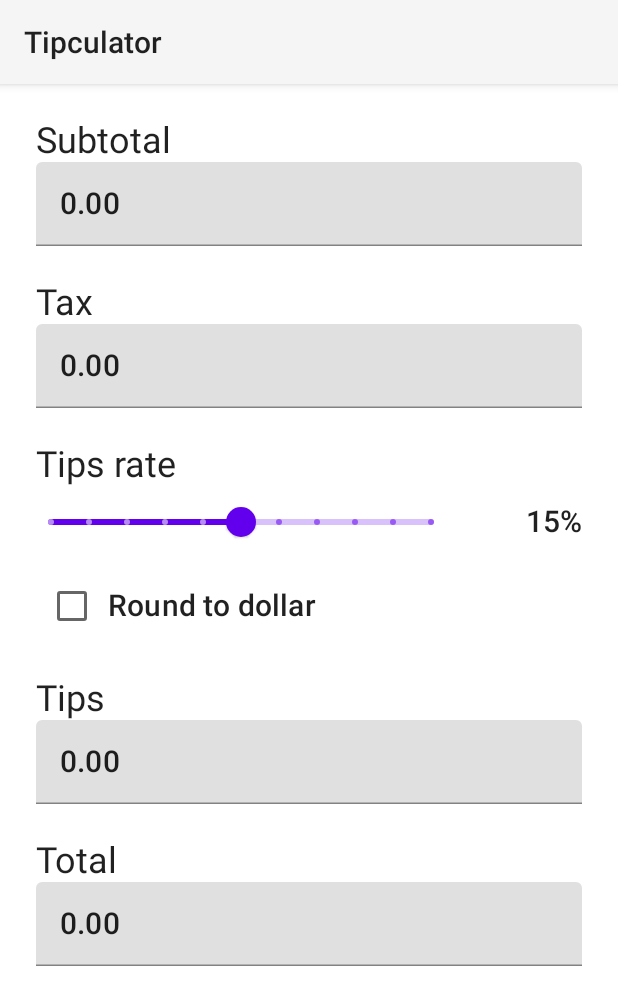
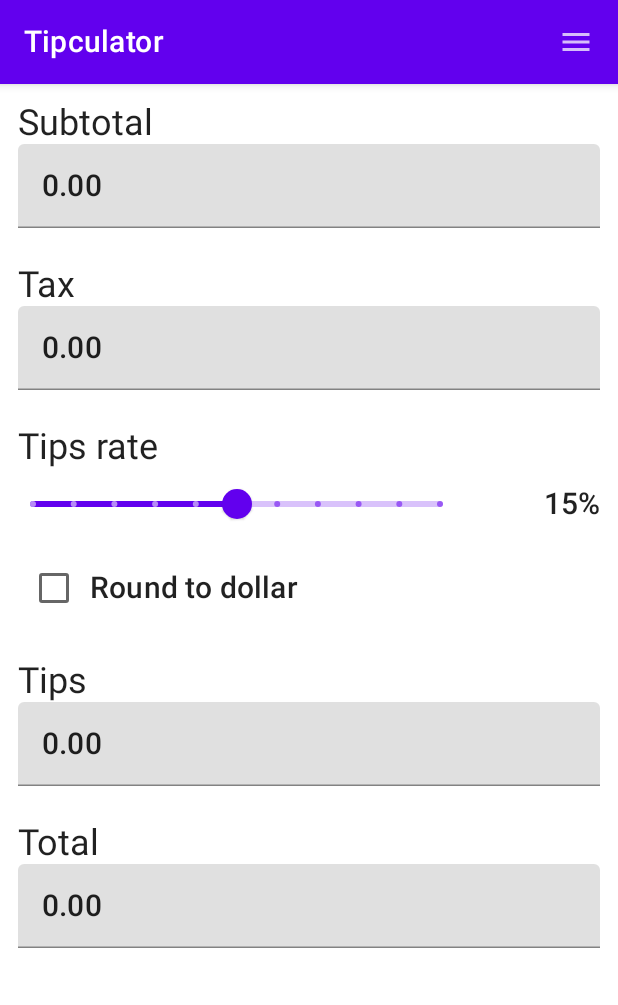
Before and after one commit to linmx0130/Tipculator, an Android app built with Jetpack Compose: the screen it shows after launch (MainActivity), on a phone screen of 412 x 824 dp. Shown: the top 1005 px of the screen. Run offline under Robolectric (Android 15) with nearby library versions, the phone set to English and light mode, and no system bars.

Commit message:
Add about dialog

```diff
--- a/app/src/main/java/me/mengxiaolin/tipculator/MainActivity.kt
+++ b/app/src/main/java/me/mengxiaolin/tipculator/MainActivity.kt
@@ -1,14 +1,20 @@
 package me.mengxiaolin.tipculator
 
 import android.content.Context
+import android.content.Intent
+import android.net.Uri
+import android.os.Build
 import android.os.Bundle
 import android.view.inputmethod.InputMethodManager
 import androidx.activity.ComponentActivity
 import androidx.activity.compose.setContent
+import androidx.compose.foundation.clickable
 import androidx.compose.foundation.layout.*
 import androidx.compose.foundation.rememberScrollState
 import androidx.compose.foundation.verticalScroll
 import androidx.compose.material.*
+import androidx.compose.material.icons.Icons
+import androidx.compose.material.icons.filled.Menu
 import androidx.compose.runtime.*
 import androidx.compose.runtime.saveable.rememberSaveable
 import androidx.compose.ui.Modifier
@@ -16,6 +22,7 @@ import androidx.compose.ui.focus.FocusRequester
 import androidx.compose.ui.res.stringResource
 import androidx.compose.ui.unit.dp
 import me.mengxiaolin.tipculator.ui.theme.TipculatorTheme
+import me.mengxiaolin.tipculator.ui.theme.Typography
 
 class MainActivity : ComponentActivity() {
     override fun onCreate(savedInstanceState: Bundle?) {
@@ -29,15 +36,42 @@ class MainActivity : ComponentActivity() {
             val tipsInCent = calculateTips(subTotal, tax, tipsRate, isRoundToDollar)
 
             val taxInputBoxFocusRequester = remember { FocusRequester() }
+            var isAboutDialogOpen by remember { mutableStateOf(false) }
 
             TipculatorTheme {
                 // A surface container using the 'background' color from the theme
-                Surface(
+                Scaffold(
+                    topBar = {
+                        TopAppBar(
+                            title = {Text(
+                                stringResource(id = R.string.app_name)
+                            )},
+                            actions = {
+                                var isMenuExpanded by rememberSaveable { mutableStateOf(false) }
+                                IconButton(onClick = { isMenuExpanded = !isMenuExpanded}) {
+                                    Icon(
+                                        imageVector = Icons.Filled.Menu,
+                                        contentDescription = stringResource(id = R.string.menu_description)
+                                    )
+                                }
+                                DropdownMenu(
+                                    expanded = isMenuExpanded,
+                                    onDismissRequest = { isMenuExpanded = false },
+                                ) {
+                                    DropdownMenuItem(onClick = {
+                                        isAboutDialogOpen = true
+                                        isMenuExpanded = false
+                                    }) {
+                                        Text(stringResource(id = R.string.about_label))
+                                    }
+                                }
+                            }
+                        )
+                    },
                     modifier = Modifier.fillMaxSize(),
-                    color = MaterialTheme.colors.background
-                ) {
+                ) { innerPadding ->
                     Column(modifier = Modifier
-                        .padding(12.dp)
+                        .padding(innerPadding)
                         .verticalScroll(scrollState)
                     ){
                         CurrencyInputBox(
@@ -83,8 +117,35 @@ class MainActivity : ComponentActivity() {
                             isEditable = false
                         )
                     }
+                    if (isAboutDialogOpen) {
+                        val githubUrl = stringResource(id = R.string.github_url)
+                        AlertDialog(
+                            onDismissRequest = {isAboutDialogOpen = false},
+                            confirmButton = {
+                                Button(onClick = {isAboutDialogOpen = false}) {
+                                    Text(stringResource(id = R.string.dialog_confirmation_button_label))
+                                }
+                            },
+                            title = {Text(stringResource(id = R.string.about_label))},
+                            text = {
+                                Column {
+                                    Text(stringResource(id = R.string.app_name), style = Typography.h6)
+                                    Text("${stringResource(R.string.version_name_label)} ${BuildConfig.VERSION_NAME}")
+                                    Text(stringResource(id = R.string.copyright_declaration))
+                                    Text(githubUrl, modifier = Modifier.clickable {
+                                        val intent = Intent(Intent.ACTION_VIEW, Uri.parse(githubUrl))
+                                        startActivity(intent)
+                                    })
+                                }
+                            }
+                        )
+                    }
                 }
             }
         }
     }
 }
+@Composable
+private fun AppTopBar() {
+
+}
--- a/app/src/main/res/values/strings.xml
+++ b/app/src/main/res/values/strings.xml
@@ -7,4 +7,11 @@
     <string name="is_round_to_dollar_label">Round to dollar</string>
     <string name="tips_label">Tips</string>
     <string name="total_label">Total</string>
+
+    <string name="menu_description">Menu</string>
+    <string name="about_label">About</string>
+    <string name="version_name_label">Version</string>
+    <string name="dialog_confirmation_button_label">OK</string>
+    <string name="copyright_declaration" translatable="false">Copyright (c) 2023, Mengxiao Lin. All rights reserved.</string>
+    <string name="github_url" translatable="false">https://github.com/linmx0130/Tipculator</string>
 </resources>
--- a/app/src/main/res/values/themes.xml
+++ b/app/src/main/res/values/themes.xml
@@ -1,5 +1,5 @@
 <?xml version="1.0" encoding="utf-8"?>
 <resources>
-    <style name="Theme.Tipculator" parent="android:Theme.Material.Light">
+    <style name="Theme.Tipculator" parent="android:Theme.Material.Light.NoActionBar">
     </style>
 </resources>
```
Also changed, not shown: 2 other files.
